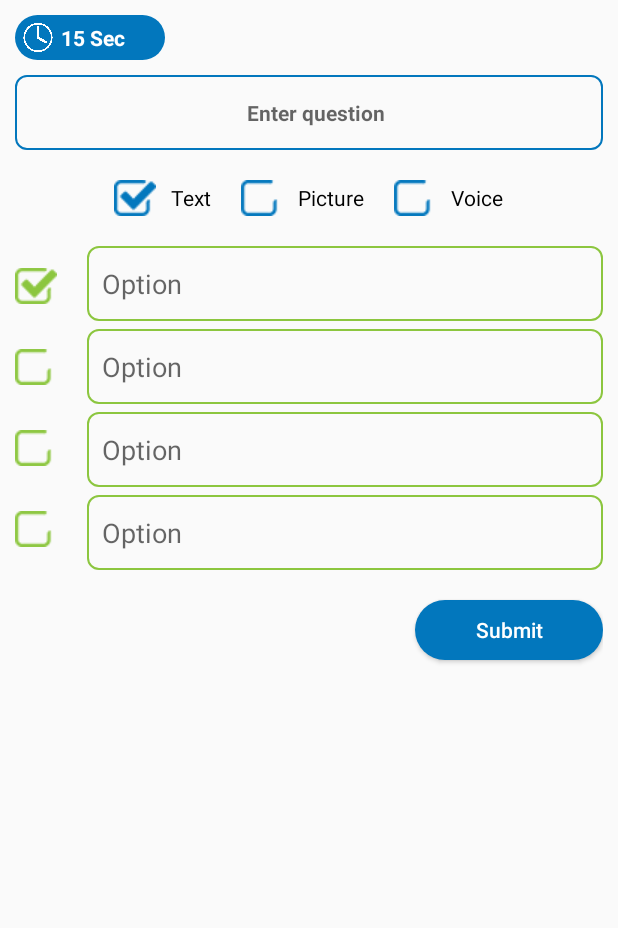
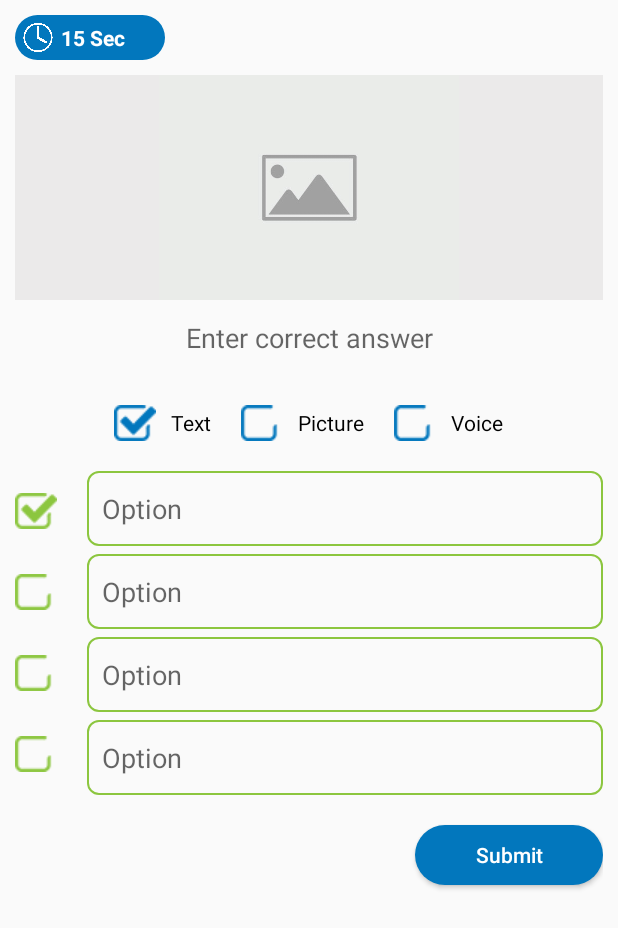
Before and after one commit to anhpeter/EnglishMultipleChoiceAdministration-android-lg, an Android app: the layout fragment_question_form.xml on its own in the app's theme, with its tools: preview values and no code run, on a phone screen of 412 x 824 dp. Shown: the top 928 px of the screen. Run offline under Robolectric (Android 15) with nearby library versions, the light colour scheme and no system bars.

Commit message:
add correct answer edt for Q. Image, A. Voice

```diff
--- a/app/src/main/java/Defines/Message.java
+++ b/app/src/main/java/Defines/Message.java
@@ -3,4 +3,5 @@ package Defines;
 public class Message {
     public static String answersRequired = "The answers are required";
     public static String questionRequired = "The question is required";
+    public static String correctAnswerRequired = "The correct answer is requried";
 }
--- a/app/src/main/java/MainFragments/QuestionIndexFragment.java
+++ b/app/src/main/java/MainFragments/QuestionIndexFragment.java
@@ -119,7 +119,7 @@ public class QuestionIndexFragment extends MyFragment implements ICallback<Quest
 
     @Override
     public void listCallBack(ArrayList<Question> items, String tag) {
-        if (tag == "list-all") onListAllCallback(items);
+        if (tag.equals("list-all")) onListAllCallback(items);
     }
 
     private void onListAllCallback(ArrayList<Question> items) {
--- a/app/src/main/java/MainFragments/UserIndexFragment.java
+++ b/app/src/main/java/MainFragments/UserIndexFragment.java
@@ -98,7 +98,7 @@ public class UserIndexFragment extends MyFragment implements ICallback<MyUser> {
 
     @Override
     public void listCallBack(ArrayList<MyUser> items, String tag) {
-        if (tag == "list-all") onListAllCallback(items);
+        if (tag.equals("list-all")) onListAllCallback(items);
     }
 
 
--- a/app/src/main/res/layout/fragment_question_form.xml
+++ b/app/src/main/res/layout/fragment_question_form.xml
@@ -48,7 +48,8 @@
         <RelativeLayout
             android:id="@+id/rltTxtQuestion"
             android:layout_width="match_parent"
-            android:layout_height="wrap_content">
+            android:layout_height="wrap_content"
+            android:visibility="gone">
 
             <TextView
                 android:id="@+id/txtQuestion"
@@ -80,8 +81,18 @@
             android:layout_height="150dp"
             android:background="@color/light"
             android:scaleType="fitCenter"
-            android:visibility="gone"
             android:src="@drawable/no_image"></ImageView>
+
+        <EditText
+            android:id="@+id/edtCorrectAnswer"
+            android:layout_width="match_parent"
+            android:layout_height="wrap_content"
+            android:layout_below="@id/imgQuestion"
+            android:background="@drawable/custom_edit_text_2"
+            android:textCursorDrawable="@drawable/black_cursor"
+            android:gravity="center"
+
+            android:hint="Enter correct answer"></EditText>
 
 
     </RelativeLayout>
```
Also changed, not shown: app/src/main/java/Defines/QuestionFormData.java (+12 -3 lines), app/src/main/java/MainFragments/QuestionFormFragment.java (+72 -21 lines).
